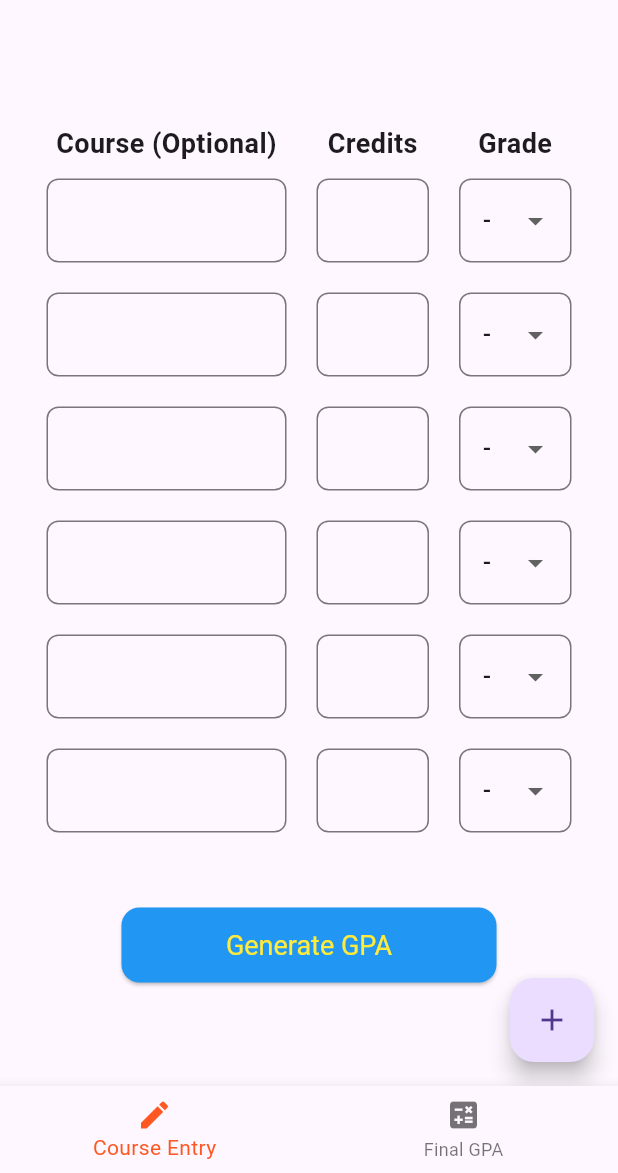
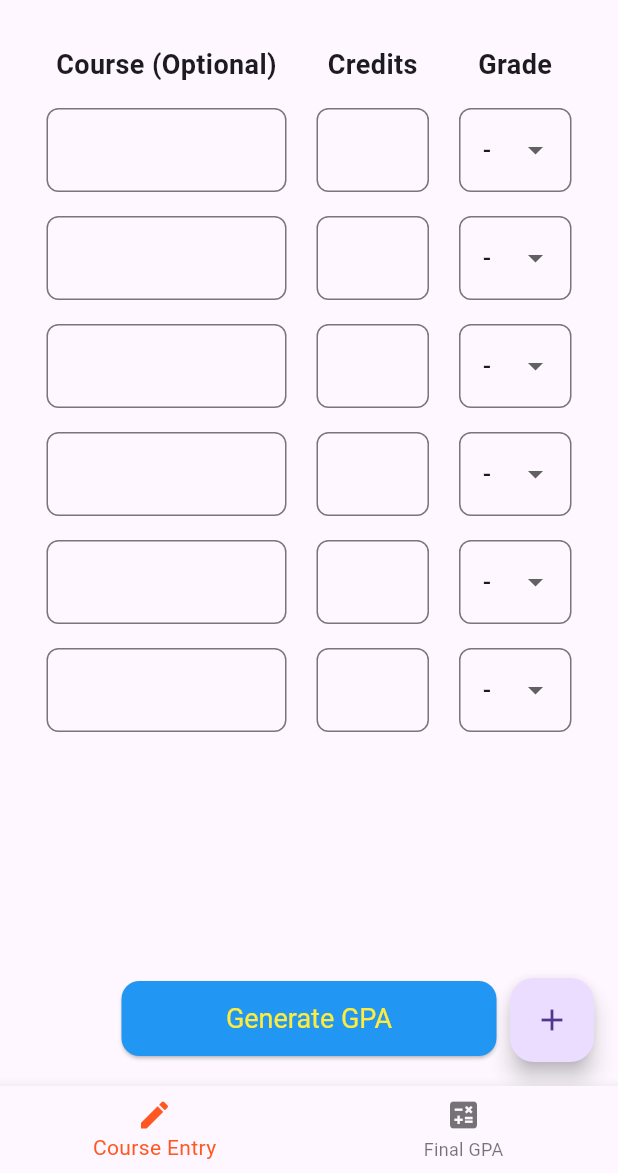
Before and after one commit to NavvAbhishek/GPA-Flow, a Flutter app: the screen it shows after launch, on a phone screen of 412 x 824 dp, the part 63-1236 px from its top. Run offline on Flutter 3.47's test engine with Material 3 defaults, Android fonts, the phone set to English and light mode, and no system bars; our stand-ins replace get.

Commit message:
make course entries scrollable

```diff
--- a/lib/screens/course_entry.dart
+++ b/lib/screens/course_entry.dart
@@ -216,27 +216,37 @@ class _CourseEntryState extends State<CourseEntry> {
   @override
   Widget build(BuildContext context) {
     return Scaffold(
-      body: Center(
+      body: Column(
+        children: [
+          // Fixed header area
+          // Header row without bottom padding
+          Padding(
+            padding: const EdgeInsets.only(top: 16.0, bottom: 8.0),
+            child: _buildHeaderRow(),
+          ),
+
+// Scrollable course rows with reduced or no top padding
+          Expanded(
             child: SingleChildScrollView(
+              padding: EdgeInsets.only(top: 8.0), // Minimal top padding
+              scrollDirection: Axis.vertical,
               child: Column(
-            mainAxisAlignment: MainAxisAlignment.center,
-            crossAxisAlignment: CrossAxisAlignment.center,
                 children: [
-              _buildHeaderRow(),
-              SizedBox(height: 10),
-              ...List.generate(_courseRows.length, (index) {
-                return Column(
-                  children: [
-                    _buildCourseEntryRow(index),
-                    SizedBox(height: 20),
-                  ],
-                );
-              }),
-              SizedBox(height: 30), // Space before the button
-              _buildSubmitButton(), // Submit Button
+                  for (int index = 0; index < _courseRows.length; index++)
+                    Padding(
+                      padding: const EdgeInsets.only(bottom: 16.0),
+                      child: _buildCourseEntryRow(index),
+                    ),
                 ],
               ),
             ),
+          ),
+          // Fixed button area at bottom
+          Container(
+            padding: EdgeInsets.symmetric(vertical: 20.0),
+            child: _buildSubmitButton(),
+          ),
+        ],
       ),
       floatingActionButton: FloatingActionButton(
         onPressed: () {
```
Lines whose indentation alone changed are shown as unchanged.
